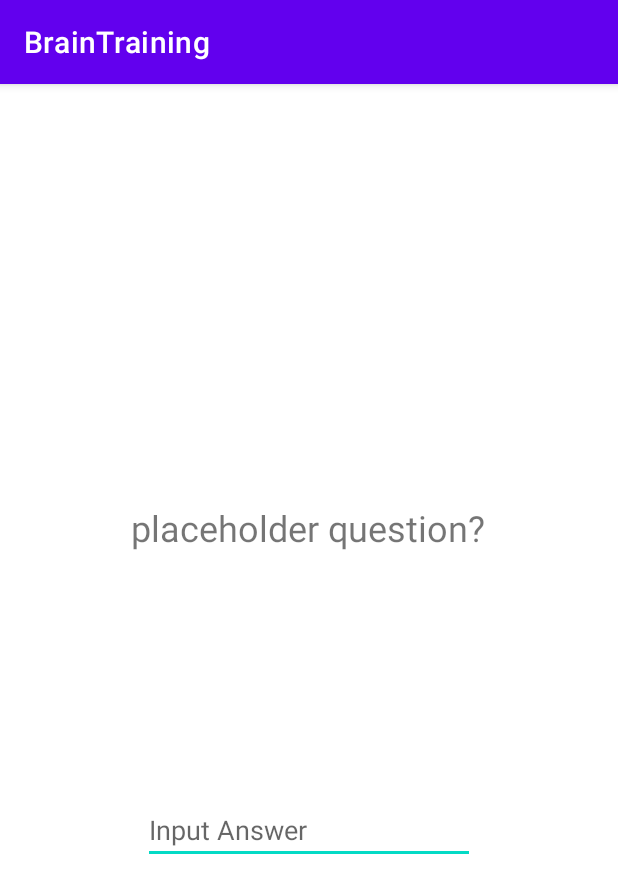
After one commit to kelchenn/BrainTrainingApp, an Android app: the TriviaActivity screen opened directly, with no data from a screen before it, on a phone screen of 412 x 824 dp. The commit adds this screen. Shown: the top 893 px of the screen. Run offline under Robolectric (Android 15) with nearby library versions, the phone set to English and light mode, and no system bars.

Commit message:
created TriviaActivity (wip)

```diff
--- a/app/src/main/AndroidManifest.xml
+++ b/app/src/main/AndroidManifest.xml
@@ -9,7 +9,8 @@
         android:roundIcon="@mipmap/ic_launcher_round"
         android:supportsRtl="true"
         android:theme="@style/Theme.BrainTraining">
-        <activity android:name=".ui.learn.LearnActivity"></activity>
+        <activity android:name=".ui.play.TriviaActivity"></activity>
+        <activity android:name=".ui.learn.LearnActivity" />
         <activity android:name=".ui.settings.SettingsActivity" />
         <activity android:name=".ui.play.PlayActivity" />
         <activity
--- /dev/null
+++ b/app/src/main/java/com/example/braintraining/ui/play/TriviaActivity.java
@@ -0,0 +1,16 @@
+package com.example.braintraining.ui.play;
+
+import androidx.appcompat.app.AppCompatActivity;
+
+import android.os.Bundle;
+
+import com.example.braintraining.R;
+
+public class TriviaActivity extends AppCompatActivity {
+
+    @Override
+    protected void onCreate(Bundle savedInstanceState) {
+        super.onCreate(savedInstanceState);
+        setContentView(R.layout.activity_trivia);
+    }
+}
--- /dev/null
+++ b/app/src/main/res/layout/activity_trivia.xml
@@ -0,0 +1,43 @@
+<?xml version="1.0" encoding="utf-8"?>
+<androidx.constraintlayout.widget.ConstraintLayout xmlns:android="http://schemas.android.com/apk/res/android"
+    xmlns:app="http://schemas.android.com/apk/res-auto"
+    xmlns:tools="http://schemas.android.com/tools"
+    android:layout_width="match_parent"
+    android:layout_height="match_parent"
+    tools:context=".ui.play.TriviaActivity">
+
+    <TextView
+        android:id="@+id/textTrivia"
+        android:layout_width="wrap_content"
+        android:layout_height="wrap_content"
+        android:text="@string/text_trivia"
+        android:textSize="24sp"
+        app:layout_constraintBottom_toBottomOf="parent"
+        app:layout_constraintEnd_toEndOf="parent"
+        app:layout_constraintHorizontal_bias="0.498"
+        app:layout_constraintStart_toStartOf="parent"
+        app:layout_constraintTop_toTopOf="parent"
+        app:layout_constraintVertical_bias="0.38" />
+
+    <com.google.android.material.textfield.TextInputLayout
+        android:id="@+id/answerText"
+        android:layout_width="231dp"
+        android:layout_height="50dp"
+        app:layout_constraintBottom_toBottomOf="parent"
+        app:layout_constraintEnd_toEndOf="parent"
+        app:layout_constraintStart_toStartOf="parent"
+        app:layout_constraintTop_toTopOf="parent">
+
+    </com.google.android.material.textfield.TextInputLayout>
+
+    <com.google.android.material.textfield.TextInputEditText
+        android:layout_width="221dp"
+        android:layout_height="45dp"
+        android:hint="@string/text_answer"
+        app:layout_constraintBottom_toBottomOf="parent"
+        app:layout_constraintEnd_toEndOf="parent"
+        app:layout_constraintStart_toStartOf="parent"
+        app:layout_constraintTop_toTopOf="parent"
+        app:layout_constraintVertical_bias="0.657" />
+
+</androidx.constraintlayout.widget.ConstraintLayout>
```
Also changed, not shown: app/src/main/java/com/example/braintraining/ui/play/PlayActivity.java (+11 -0 lines), app/src/main/res/layout/activity_play.xml (+6 -3 lines), app/src/main/res/values/strings.xml (+4 -7 lines).
